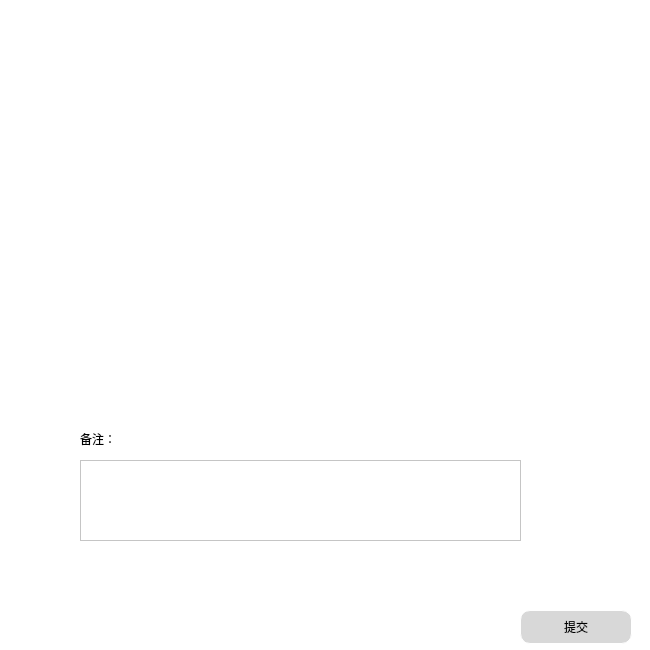
This is user_center.ui in lyh9909/OrderSystem as Qt 5 draws it before an edit. The edited form follows.
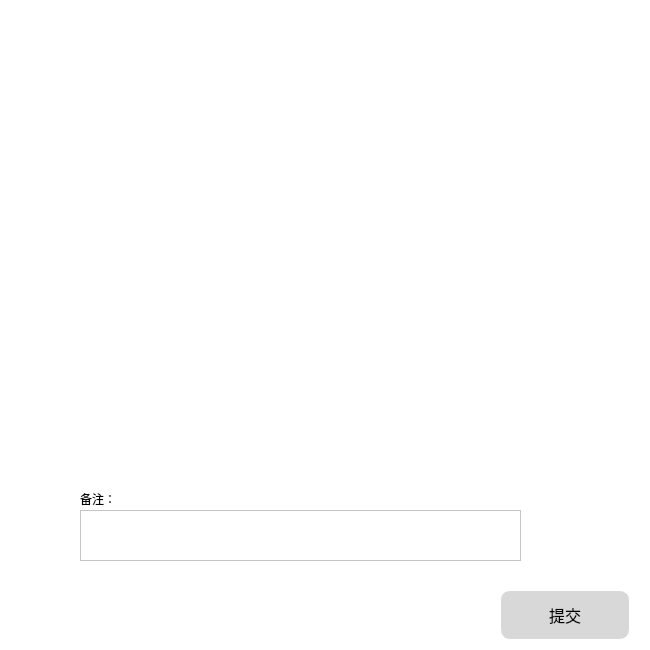
This is the edited form. Icons and pictures are not drawn.

The edit to the form file:
```diff
--- a/user_center.ui
+++ b/user_center.ui
@@ -22,9 +22,15 @@
      <x>89</x>
      <y>70</y>
      <width>431</width>
-     <height>321</height>
+     <height>411</height>
     </rect>
    </property>
+   <property name="font">
+    <font>
+     <family>宋体</family>
+     <pointsize>10</pointsize>
+    </font>
+   </property>
    <property name="styleSheet">
     <string notr="true">border:none;</string>
    </property>
@@ -78,12 +84,18 @@
   <widget class="QPushButton" name="payBtn">
    <property name="geometry">
     <rect>
-     <x>520</x>
-     <y>610</y>
-     <width>112</width>
-     <height>34</height>
+     <x>500</x>
+     <y>590</y>
+     <width>130</width>
+     <height>50</height>
     </rect>
    </property>
+   <property name="font">
+    <font>
+     <family>宋体</family>
+     <pointsize>12</pointsize>
+    </font>
+   </property>
    <property name="styleSheet">
     <string notr="true">QPushButton:hover
 {
@@ -105,9 +117,9 @@
    <property name="geometry">
     <rect>
      <x>80</x>
-     <y>460</y>
+     <y>510</y>
      <width>441</width>
-     <height>81</height>
+     <height>51</height>
     </rect>
    </property>
    <property name="styleSheet">
@@ -119,7 +131,7 @@
    <property name="geometry">
     <rect>
      <x>80</x>
-     <y>430</y>
+     <y>490</y>
      <width>81</width>
      <height>18</height>
     </rect>
```
Left out of the diff: 5 changed lines with no effect on the pictures.
